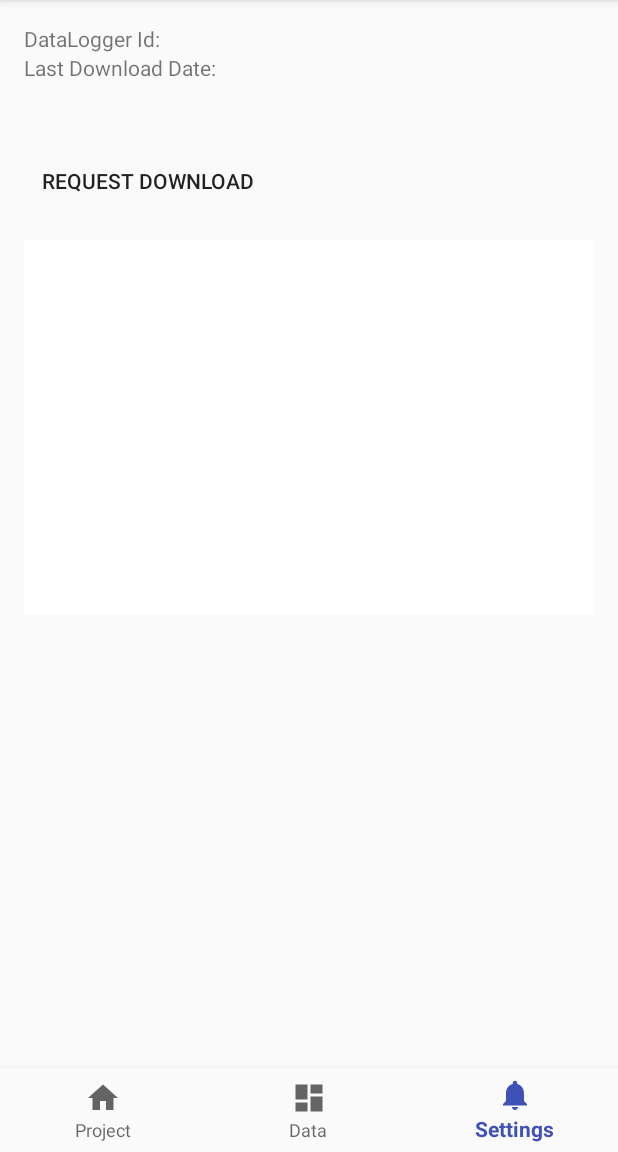
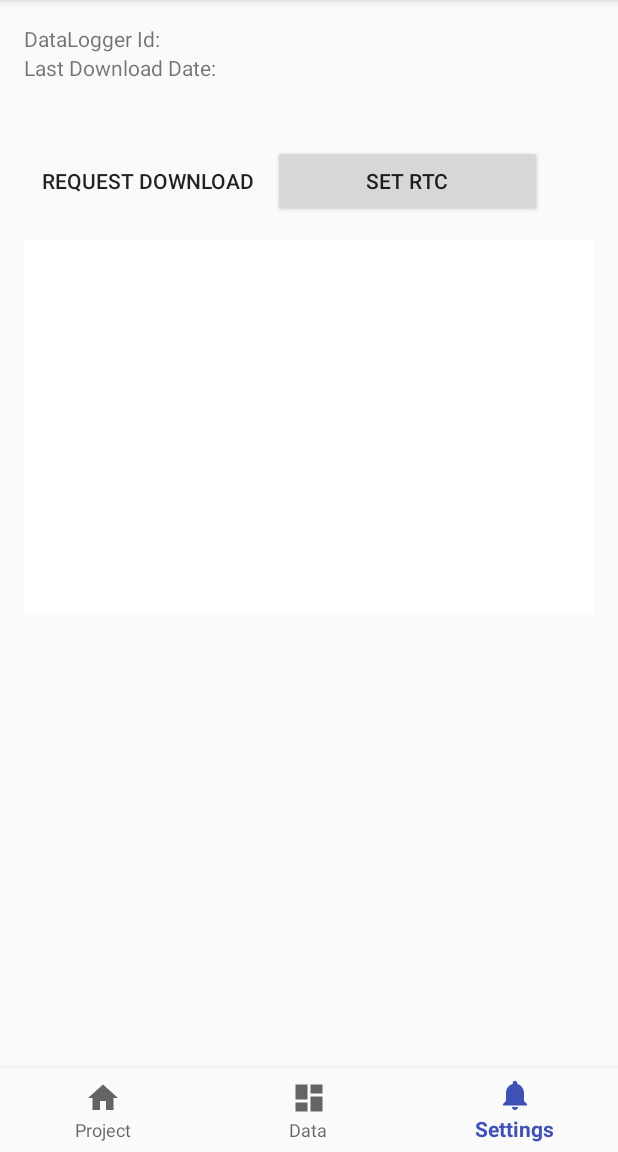
Before and after one commit to TheWaterTeam/waterteam-android, an Android app: the screen it shows after launch (MainActivity), item 3 of the bottom bar chosen, on a phone screen of 412 x 824 dp, the part 84-1236 px from its top. Run offline under Robolectric (Android 15) with nearby library versions, the phone set to English and light mode, and no system bars; libraries missing offline, so code that uses them is left out: com.crashlytics.android, com.felhr.usbserial, io.fabric.sdk, io.realm; 14 statements that could not run were skipped.

Commit message:
Send command to set RTC to Android unix epoch

```diff
--- a/DataCollector/app/src/main/java/com/aquarius/datacollector/activities/fragments/SerialDownloadFragment.java
+++ b/DataCollector/app/src/main/java/com/aquarius/datacollector/activities/fragments/SerialDownloadFragment.java
@@ -178,6 +178,22 @@ public class SerialDownloadFragment extends Fragment implements ControlListener
             }
         });
 
+        Button setRTCButton = (Button) view.findViewById(R.id.setRTC);
+        setRTCButton.setOnClickListener(new View.OnClickListener() {
+            @Override
+            public void onClick(View v) {
+
+                long unixTime = System.currentTimeMillis() / 1000L;
+                if(connectedDataLogger != null) {
+                    String command = ">WT_SET_RTC:" + String.valueOf(unixTime) + "<";
+                    sendCommand(command);
+                } else {
+                    display.append("No datalogger connected\n");
+                }
+
+            }
+        });
+
 
         return view;
     }
@@ -342,6 +358,8 @@ public class SerialDownloadFragment extends Fragment implements ControlListener
 
                 updateUI();
             }
+        } else {
+            display.append(command + "\n");
         }
     }
 
--- a/DataCollector/app/src/main/res/layout/serial_download_fragment.xml
+++ b/DataCollector/app/src/main/res/layout/serial_download_fragment.xml
@@ -52,4 +52,12 @@
         android:layout_below="@+id/dataloggerIdTextView"
         android:text="Last Download Date:" />
 
+    <Button
+        android:id="@+id/setRTC"
+        android:layout_width="179dp"
+        android:layout_height="wrap_content"
+        android:layout_alignTop="@+id/buttonRequestDownload"
+        android:layout_toEndOf="@+id/buttonRequestDownload"
+        android:text="Set RTC" />
+
 </RelativeLayout>
```
